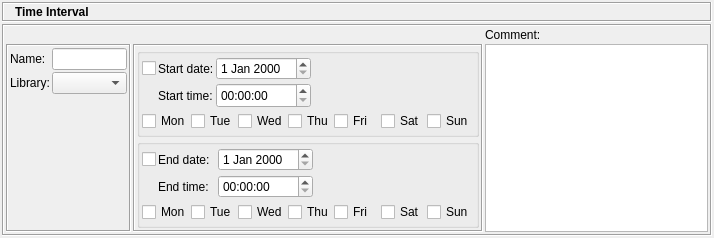
Qt form src/gui/timedialog_q.ui (fwbuilder/fwbuilder) before a commit.
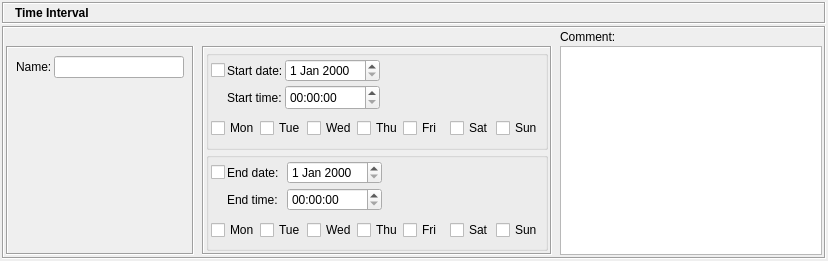
The same form after that commit. Icons and pictures are not drawn.

Commit message: Removed "Library" from all object dialogs; some dialogs tidying

```diff
--- a/src/gui/timedialog_q.ui
+++ b/src/gui/timedialog_q.ui
@@ -8,8 +8,8 @@
    <rect>
     <x>0</x>
     <y>0</y>
-    <width>714</width>
-    <height>238</height>
+    <width>828</width>
+    <height>261</height>
    </rect>
   </property>
   <property name="windowTitle" >
@@ -147,7 +147,7 @@
          <number>2</number>
         </property>
         <property name="horizontalSpacing" >
-         <number>2</number>
+         <number>8</number>
         </property>
         <property name="verticalSpacing" >
          <number>2</number>
@@ -172,22 +172,22 @@
           </property>
           <layout class="QGridLayout" >
            <property name="leftMargin" >
-            <number>2</number>
+            <number>8</number>
            </property>
            <property name="topMargin" >
-            <number>2</number>
+            <number>8</number>
            </property>
            <property name="rightMargin" >
-            <number>2</number>
+            <number>8</number>
            </property>
            <property name="bottomMargin" >
-            <number>2</number>
+            <number>8</number>
            </property>
            <property name="horizontalSpacing" >
             <number>2</number>
            </property>
            <property name="verticalSpacing" >
-            <number>2</number>
+            <number>8</number>
            </property>
            <item row="0" column="0" >
             <widget class="QLabel" name="textLabel1" >
@@ -199,16 +199,6 @@
              </property>
             </widget>
            </item>
-           <item row="1" column="0" >
-            <widget class="QLabel" name="textLabel1_2" >
-             <property name="text" >
-              <string>Library:</string>
-             </property>
-             <property name="wordWrap" >
-              <bool>false</bool>
-             </property>
-            </widget>
-           </item>
            <item row="2" column="0" >
             <spacer>
              <property name="orientation" >
@@ -233,15 +223,11 @@
                <verstretch>0</verstretch>
               </sizepolicy>
              </property>
-            </widget>
-           </item>
-           <item row="1" column="1" >
-            <widget class="QComboBox" name="libs" >
-             <property name="sizePolicy" >
-              <sizepolicy vsizetype="Fixed" hsizetype="Preferred" >
-               <horstretch>0</horstretch>
-               <verstretch>0</verstretch>
-              </sizepolicy>
+             <property name="minimumSize" >
+              <size>
+               <width>130</width>
+               <height>0</height>
+              </size>
              </property>
             </widget>
            </item>
```
Left out of the diff: 17 changed lines with no effect on the pictures. The commit also changes 41 other files.
